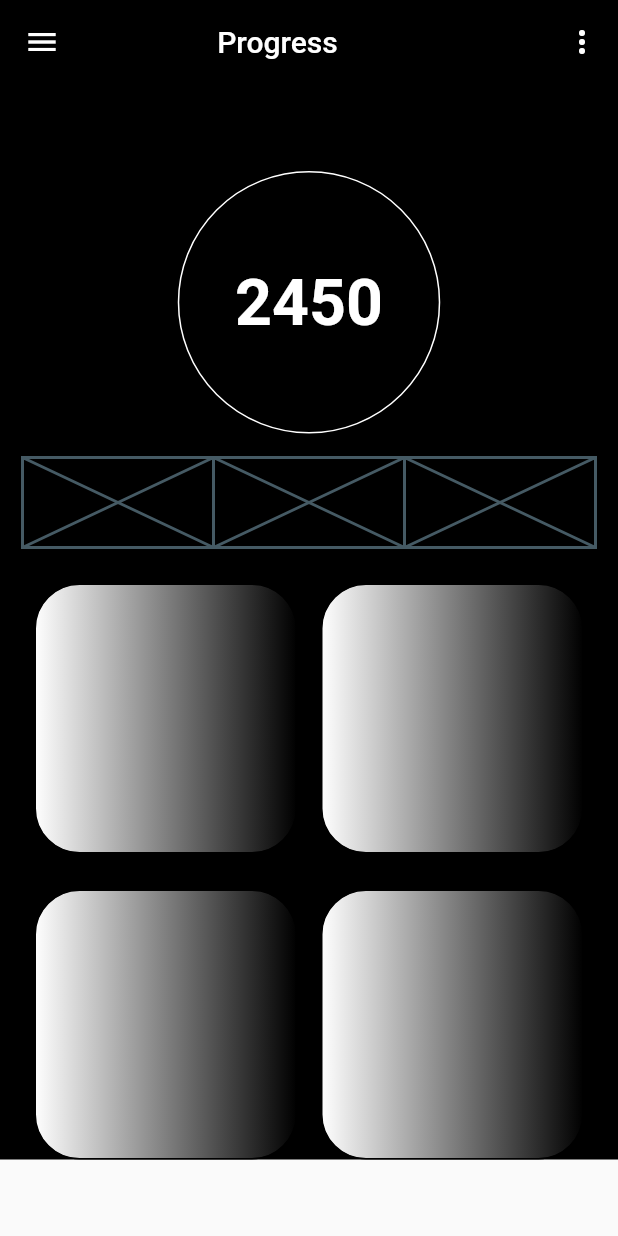
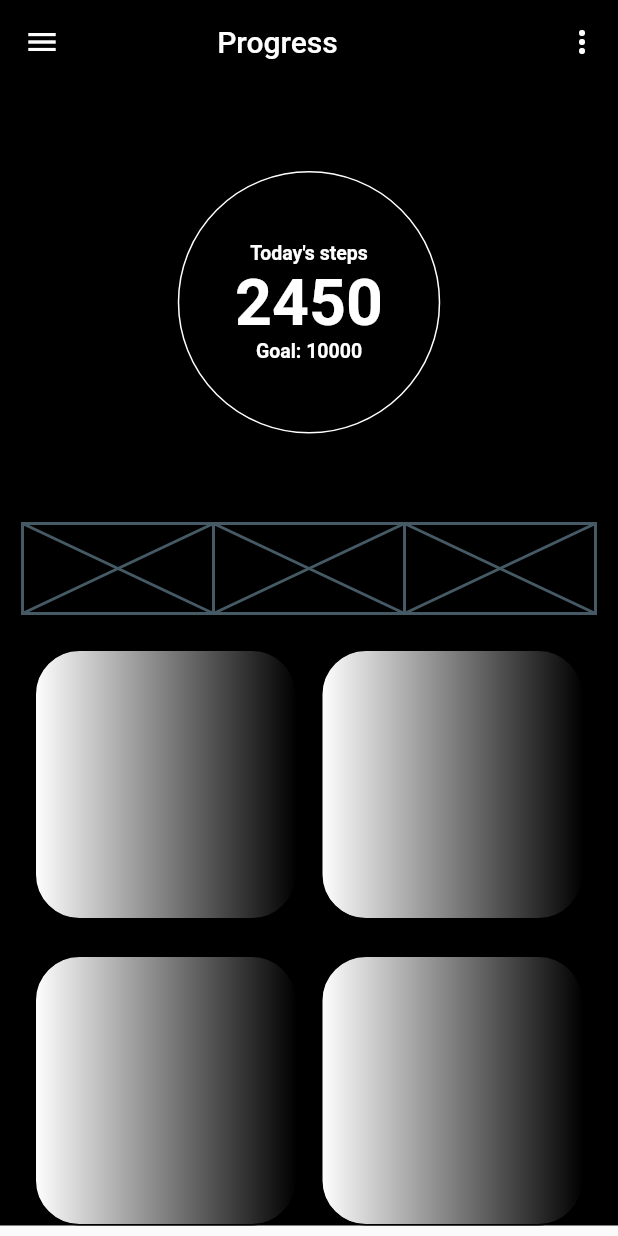
Before and after one commit to Undeadlol1/fitness_app_mockup, a Flutter app: the screen it shows after launch, on a phone screen of 412 x 824 dp. Run offline on Flutter 3.47's test engine with Material 2 defaults, Android fonts, the phone set to English and light mode, and no system bars; our stand-ins replace get; missing offline and left inert: pixel_perfect; accounts and stored records are empty.

Commit message:
feat: :construction: working on StepsCounter text

```diff
--- a/lib/screens/main_screen.dart
+++ b/lib/screens/main_screen.dart
@@ -13,7 +13,7 @@ class MainScreen extends StatelessWidget {
       body: Column(
         children: [
           StepsCounter(),
-          Divider(color: Colors.transparent),
+          SizedBox(height: 60),
           Row(
             children: [
               _horizontalMenuButton(),
--- a/lib/widgets/steps_counter.dart
+++ b/lib/widgets/steps_counter.dart
@@ -16,20 +16,39 @@ class StepsCounter extends StatelessWidget {
           maxHeight: 175,
         ),
         decoration: BoxDecoration(
-          border: Border.all(
-            color: Colors.white,
-          ),
           shape: BoxShape.circle,
+          border: Border.all(color: Colors.white),
         ),
         child: Center(
-          child: Text(
+          child: Column(
+            mainAxisAlignment: MainAxisAlignment.center,
+            children: [
+              Text(
+                'Today\'s steps',
+                style: TextStyle(
+                  fontSize: 13,
+                  // TODO change text colors in theme.
+                  color: Colors.white,
+                  fontWeight: FontWeight.bold,
+                ),
+              ),
+              Text(
                 '2450',
                 style: TextStyle(
-              // TODO change text colors in theme.
                   fontSize: 43,
                   color: Colors.white,
                   fontWeight: FontWeight.bold,
                 ),
+              ),
+              Text(
+                'Goal: 10000',
+                style: TextStyle(
+                  fontSize: 13,
+                  color: Colors.white,
+                  fontWeight: FontWeight.bold,
+                ),
+              ),
+            ],
           ),
         ),
       ),
```
Lines whose indentation alone changed are shown as unchanged.
